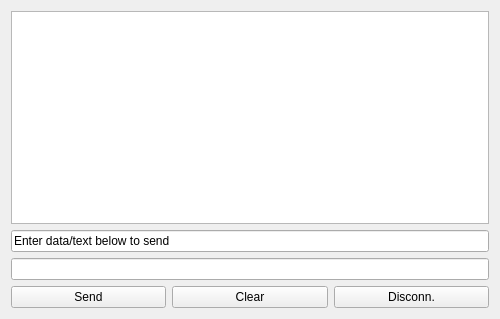
This is src/ui/DebugConsole.ui in tongvtdan/gcs as Qt 5 draws it before an edit. The edited form follows.
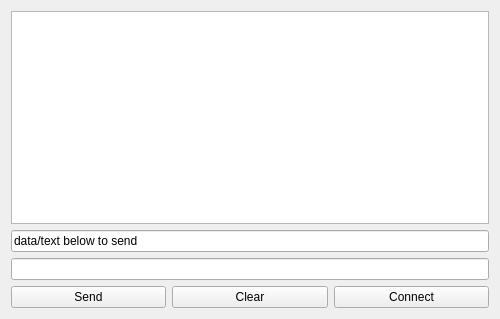
This is the edited form. Icons and pictures are not drawn.

Commit message: - Tạo lại doc - Đã có thể kết nối debug với serial thông qua signal và slot

```diff
--- a/src/ui/DebugConsole.ui
+++ b/src/ui/DebugConsole.ui
@@ -40,7 +40,7 @@
        <item>
         <widget class="QLineEdit" name="sentText">
          <property name="text">
-          <string>Enter data/text below to send</string>
+          <string>data/text below to send</string>
          </property>
          <property name="readOnly">
           <bool>true</bool>
@@ -84,13 +84,19 @@
        <item>
         <widget class="QPushButton" name="connectButton">
          <property name="text">
-          <string>Disconn.</string>
+          <string>Connect</string>
          </property>
          <property name="icon">
           <iconset resource="../../gss_resources.qrc">
            <normaloff>:/files/images_icons/apps/disconnect.ico</normaloff>
            <normalon>:/files/images_icons/apps/connect.ico</normalon>:/files/images_icons/apps/disconnect.ico</iconset>
          </property>
+         <property name="checkable">
+          <bool>true</bool>
+         </property>
+         <property name="checked">
+          <bool>false</bool>
+         </property>
         </widget>
        </item>
       </layout>
```
Left out of the diff: 13 changed lines with no effect on the pictures. The commit also changes 245 other files.
